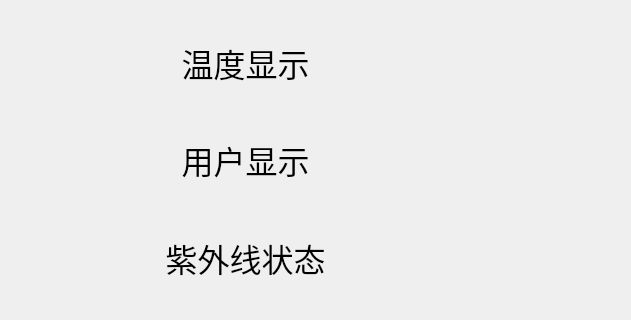
Qt form ui/mainwindow.ui (Afavorite/RPi_smartcabinet) before a commit; both pictures show x 0 to 631 and y 189 to 509 of the 1024 by 600 pixel window.
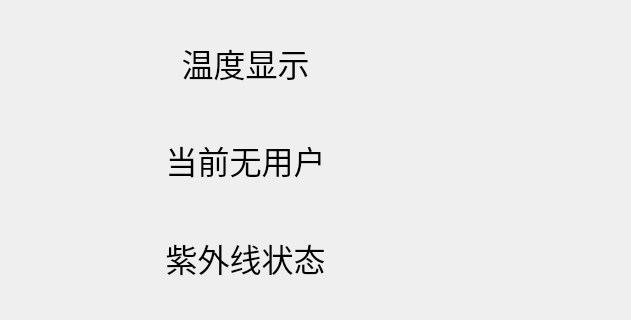
The same form after that commit. Icons and pictures are not drawn.

Commit message: http通信，上传箱柜信息，获取订单详情，控制显示和控制

What changed in the file:
```diff
--- a/ui/mainwindow.ui
+++ b/ui/mainwindow.ui
@@ -110,7 +110,7 @@
        </font>
       </property>
       <property name="text">
-       <string>用户显示</string>
+       <string>当前无用户</string>
       </property>
       <property name="alignment">
        <set>Qt::AlignCenter</set>
```
The commit also changes 5 other files.
